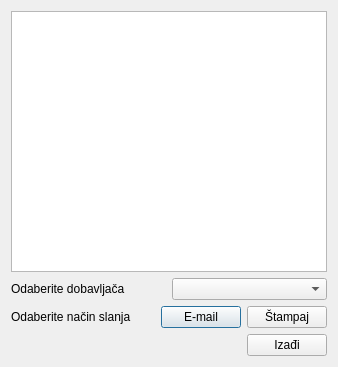
Above: slanjezahtevaa3.ui from zivke/nabavke before the change. Below: the same form after it.
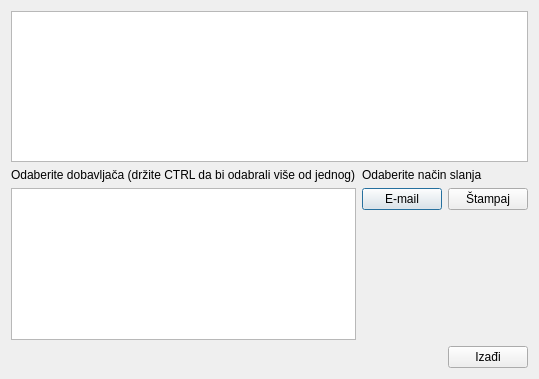
That is the form after the change.

Diff of the .ui file:
```diff
--- a/slanjezahtevaa3.ui
+++ b/slanjezahtevaa3.ui
@@ -6,61 +6,48 @@
    <rect>
     <x>0</x>
     <y>0</y>
-    <width>338</width>
-    <height>367</height>
+    <width>493</width>
+    <height>379</height>
    </rect>
   </property>
   <property name="windowTitle">
    <string>Slanje zahteva za ponudu</string>
   </property>
-  <layout class="QVBoxLayout" name="verticalLayout">
-   <item>
+  <layout class="QGridLayout" name="gridLayout_2">
+   <item row="0" column="0" colspan="2">
     <widget class="QTreeView" name="tvStavke"/>
    </item>
-   <item>
-    <layout class="QHBoxLayout" name="horizontalLayout">
+   <item row="1" column="0" rowspan="2">
+    <layout class="QVBoxLayout" name="verticalLayout_2">
      <item>
       <widget class="QLabel" name="label">
        <property name="text">
-        <string>Odaberite dobavljača</string>
+        <string>Odaberite dobavljača (držite CTRL da bi odabrali više od jednog)</string>
        </property>
       </widget>
      </item>
      <item>
-      <widget class="QComboBox" name="cbDobavljaci"/>
+      <widget class="QListView" name="listView"/>
      </item>
     </layout>
    </item>
-   <item>
-    <layout class="QHBoxLayout" name="horizontalLayout_2">
-     <item>
+   <item row="1" column="1">
+    <layout class="QGridLayout" name="gridLayout">
+     <item row="0" column="0" colspan="2">
       <widget class="QLabel" name="label_2">
        <property name="text">
         <string>Odaberite način slanja</string>
        </property>
       </widget>
      </item>
-     <item>
-      <spacer name="horizontalSpacer_2">
-       <property name="orientation">
-        <enum>Qt::Horizontal</enum>
-       </property>
-       <property name="sizeHint" stdset="0">
-        <size>
-         <width>40</width>
-         <height>20</height>
-        </size>
-       </property>
-      </spacer>
-     </item>
-     <item>
+     <item row="1" column="0">
       <widget class="QPushButton" name="btnEmail">
        <property name="text">
         <string>E-mail</string>
        </property>
       </widget>
      </item>
-     <item>
+     <item row="1" column="1">
       <widget class="QPushButton" name="btnStampa">
        <property name="text">
         <string>Štampaj</string>
@@ -69,7 +56,20 @@
      </item>
     </layout>
    </item>
-   <item>
+   <item row="2" column="1">
+    <spacer name="verticalSpacer">
+     <property name="orientation">
+      <enum>Qt::Vertical</enum>
+     </property>
+     <property name="sizeHint" stdset="0">
+      <size>
+       <width>20</width>
+       <height>120</height>
+      </size>
+     </property>
+    </spacer>
+   </item>
+   <item row="3" column="1">
     <layout class="QHBoxLayout" name="horizontalLayout_3">
      <item>
       <spacer name="horizontalSpacer_3">
```
Left out of the diff: 8 changed lines with no effect on the pictures.
